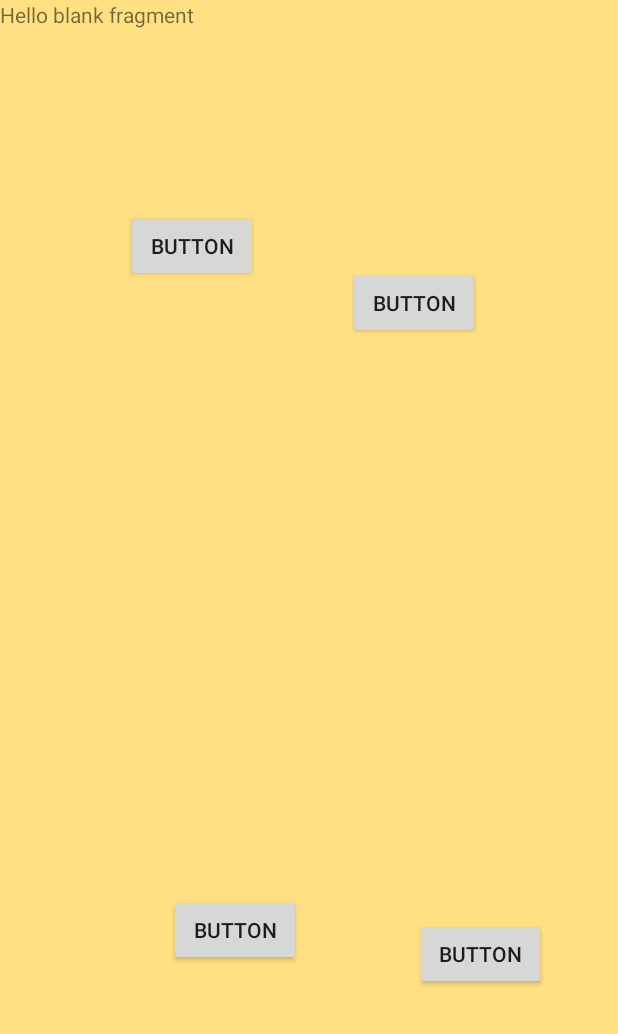
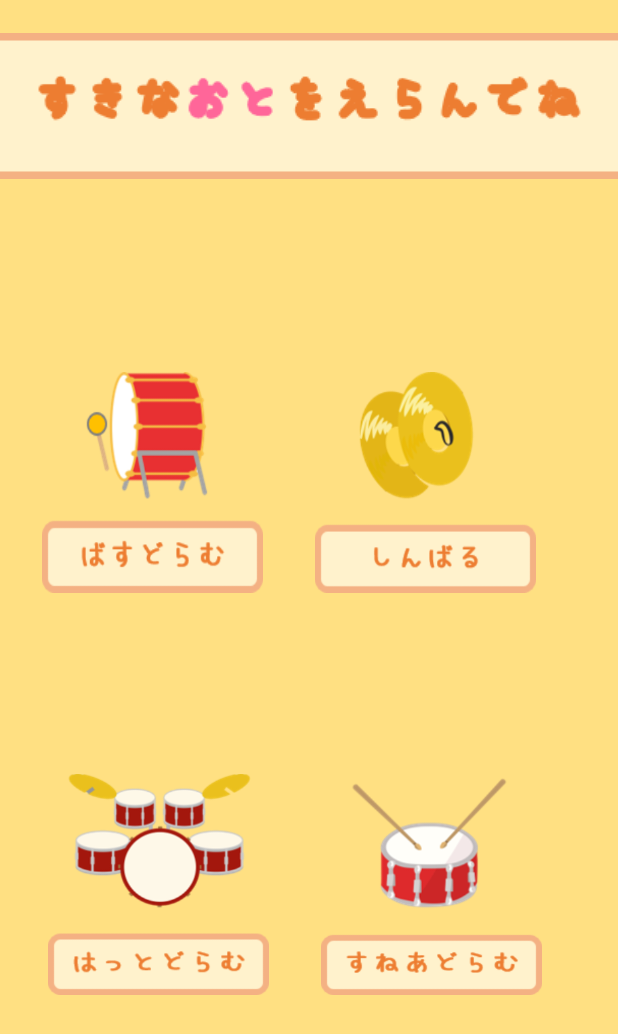
Before and after one commit to tomoki-hirai/Spajam2018, an Android app: the fragment DrumFragment placed in its activity, on a phone screen of 412 x 824 dp. Shown: the top 1034 px of the screen. Run offline under Robolectric (Android 15) with nearby library versions, the phone set to English and light mode, and no system bars.

Commit message:
drum completed

```diff
--- a/app/src/main/res/layout/fragment_drum.xml
+++ b/app/src/main/res/layout/fragment_drum.xml
@@ -6,58 +6,73 @@
     tools:context="layout.DrumFragment">
 
     <!-- TODO: Update blank fragment layout -->
-    <TextView
-        android:id="@+id/textView4"
-        android:layout_width="match_parent"
-        android:layout_height="match_parent"
-        android:text="@string/hello_blank_fragment" />
 
     <Button
         android:id="@+id/BusButton"
+        android:layout_width="147dp"
+        android:layout_height="147dp"
+        android:layout_marginStart="28dp"
+        android:layout_marginTop="16dp"
+        android:background="@drawable/busbutton"
+        app:layout_constraintBottom_toTopOf="@+id/HatButton"
+        app:layout_constraintStart_toStartOf="parent"
+        app:layout_constraintTop_toBottomOf="@+id/imageView2" />
+
+    <Button
+        android:id="@+id/CymbalsButton"
+        android:layout_width="147dp"
+        android:layout_height="147dp"
+        android:layout_marginEnd="28dp"
+        android:layout_marginStart="8dp"
+        android:layout_marginTop="16dp"
+        android:background="@drawable/cymbalsbutton"
+        app:layout_constraintBottom_toTopOf="@+id/SnareButton"
+        app:layout_constraintEnd_toEndOf="parent"
+        app:layout_constraintHorizontal_bias="0.5"
+        app:layout_constraintStart_toEndOf="@+id/BusButton"
+        app:layout_constraintTop_toBottomOf="@+id/imageView2" />
+
+    <Button
+        android:id="@+id/HatButton"
+        android:layout_width="147dp"
+        android:layout_height="147dp"
+        android:layout_marginBottom="48dp"
+        android:layout_marginStart="32dp"
+        android:layout_marginTop="8dp"
+        android:background="@drawable/hatbutton"
+        app:layout_constraintBottom_toBottomOf="parent"
+        app:layout_constraintStart_toStartOf="parent"
+        app:layout_constraintTop_toBottomOf="@+id/BusButton"
+        app:layout_constraintVertical_bias="0.0" />
+
+    <Button
+        android:id="@+id/SnareButton"
+        android:layout_width="147dp"
+        android:layout_height="147dp"
+        android:layout_marginBottom="48dp"
+        android:layout_marginEnd="24dp"
+        android:layout_marginStart="8dp"
+        android:layout_marginTop="8dp"
+        android:background="@drawable/snarebutton"
+        app:layout_constraintBottom_toBottomOf="parent"
+        app:layout_constraintEnd_toEndOf="parent"
+        app:layout_constraintHorizontal_bias="0.5"
+        app:layout_constraintStart_toEndOf="@+id/HatButton"
+        app:layout_constraintTop_toBottomOf="@+id/CymbalsButton"
+        app:layout_constraintVertical_bias="0.0" />
+
+    <ImageView
+        android:id="@+id/imageView2"
         android:layout_width="wrap_content"
         android:layout_height="wrap_content"
         android:layout_marginBottom="8dp"
-        android:layout_marginStart="84dp"
-        android:layout_marginTop="140dp"
-        android:text="Button"
+        android:layout_marginTop="8dp"
+        android:scaleType="centerCrop"
+        android:src="@drawable/selectduram"
+        app:layout_constraintBottom_toBottomOf="parent"
+        app:layout_constraintEnd_toEndOf="parent"
+        app:layout_constraintHorizontal_bias="0.0"
         app:layout_constraintStart_toStartOf="parent"
-        app:layout_constraintTop_toTopOf="parent" />
-
-    <Button
-        android:id="@+id/CymbalsButton"
-        android:layout_width="wrap_content"
-        android:layout_height="wrap_content"
-        android:layout_marginBottom="8dp"
-        android:layout_marginEnd="92dp"
-        android:layout_marginStart="8dp"
-        android:layout_marginTop="116dp"
-        android:text="Button"
-        app:layout_constraintBottom_toTopOf="@+id/SnareButton"
-        app:layout_constraintEnd_toEndOf="parent"
-        app:layout_constraintHorizontal_bias="1.0"
-        app:layout_constraintStart_toEndOf="@+id/BusButton"
         app:layout_constraintTop_toTopOf="parent"
-        app:layout_constraintVertical_bias="0.141" />
-
-    <Button
-        android:id="@+id/HatButton"
-        android:layout_width="wrap_content"
-        android:layout_height="wrap_content"
-        android:layout_marginBottom="180dp"
-        android:layout_marginEnd="8dp"
-        android:layout_marginStart="44dp"
-        android:text="Button"
-        app:layout_constraintBottom_toBottomOf="parent"
-        app:layout_constraintEnd_toStartOf="@+id/SnareButton"
-        app:layout_constraintStart_toStartOf="parent" />
-
-    <Button
-        android:id="@+id/SnareButton"
-        android:layout_width="87dp"
-        android:layout_height="wrap_content"
-        android:layout_marginBottom="164dp"
-        android:layout_marginEnd="48dp"
-        android:text="Button"
-        app:layout_constraintBottom_toBottomOf="parent"
-        app:layout_constraintEnd_toEndOf="parent" />
+        app:layout_constraintVertical_bias="0.02" />
 </android.support.constraint.ConstraintLayout>
```
Also changed, not shown: app/src/main/res/drawable/busbutton.png (added), app/src/main/res/drawable/cymbalsbutton.png (added), app/src/main/res/drawable/hatbutton.png (added), app/src/main/res/drawable/selectduram.png (added), app/src/main/res/drawable/snarebutton.png (added).
